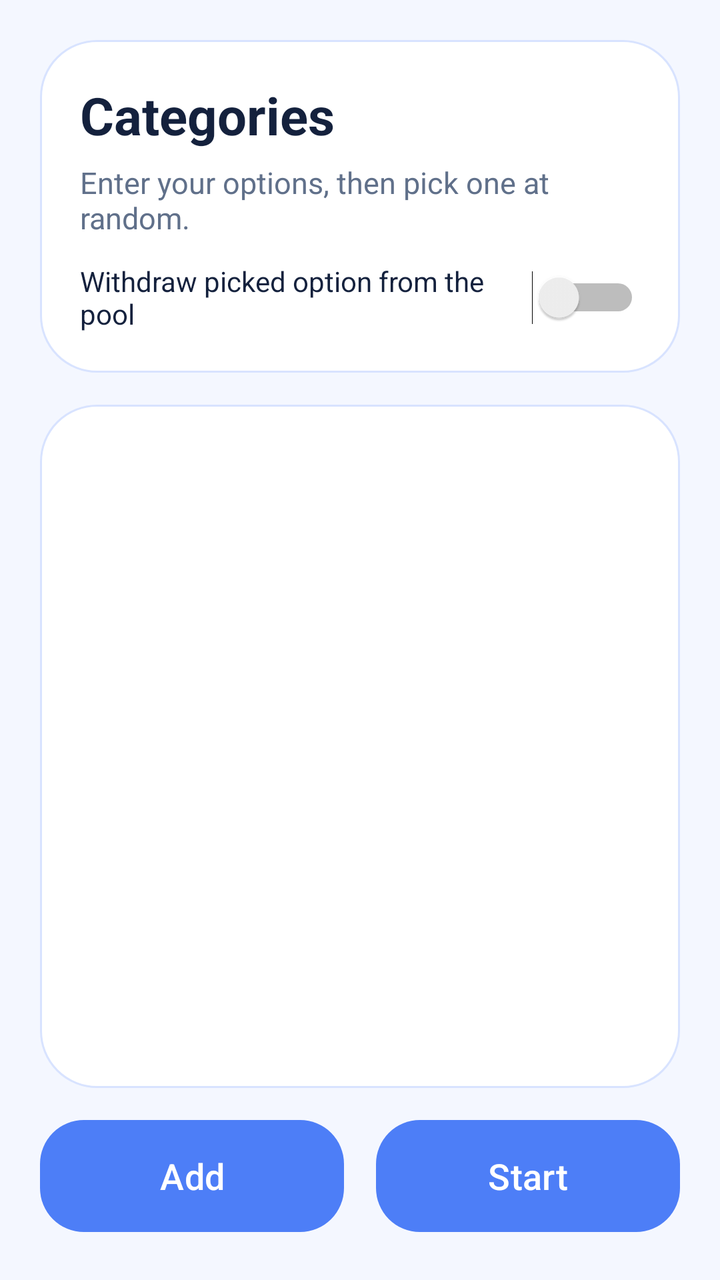
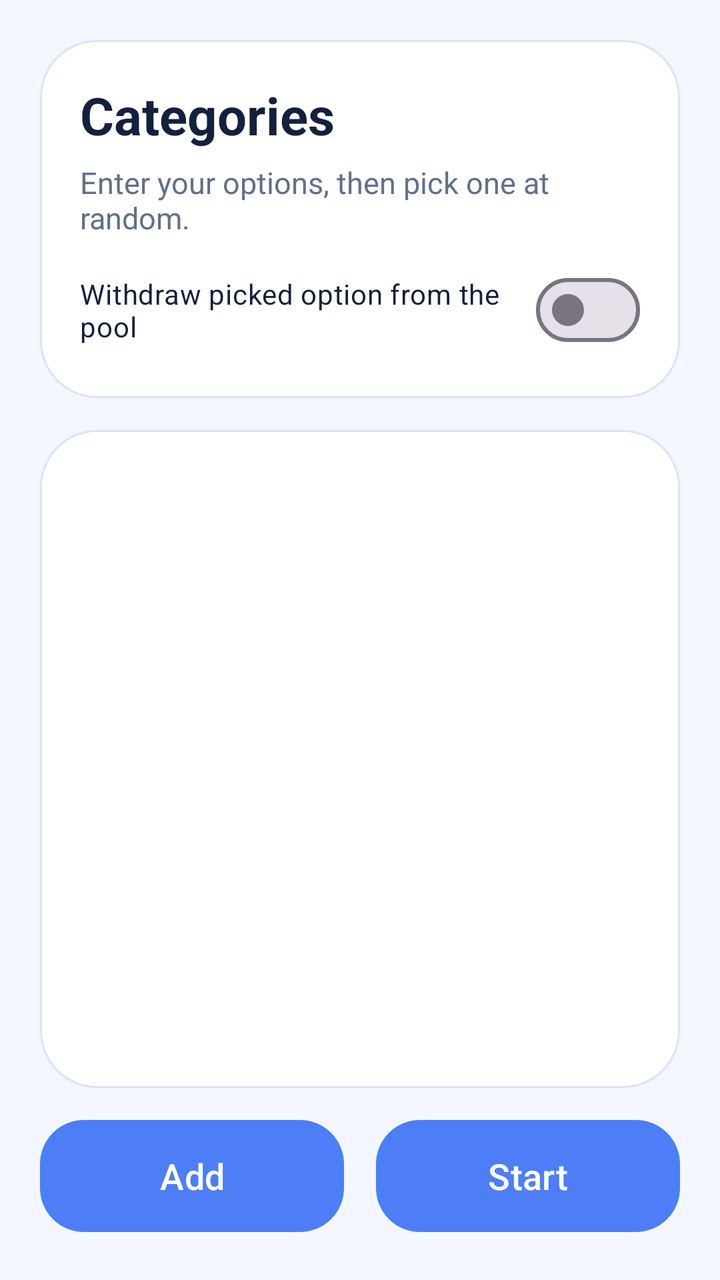

Before-and-after screenshots of an Android layout around one commit, followed by the original layout XML and the change that was made.
<!-- AndroidManifest.xml: application theme Theme.Randomizer -->
<!-- res/layout/activity_categories_setup.xml -->
<?xml version="1.0" encoding="utf-8"?>
<androidx.constraintlayout.widget.ConstraintLayout xmlns:android="http://schemas.android.com/apk/res/android"
    xmlns:app="http://schemas.android.com/apk/res-auto"
    xmlns:tools="http://schemas.android.com/tools"
    android:layout_width="match_parent"
    android:layout_height="match_parent"
    android:background="@color/screen_background"
    tools:context=".CategoriesSetupActivity">

    <LinearLayout
        android:id="@+id/header_card"
        android:layout_width="0dp"
        android:layout_height="wrap_content"
        android:layout_marginStart="20dp"
        android:layout_marginTop="20dp"
        android:layout_marginEnd="20dp"
        android:background="@drawable/panel_background"
        android:orientation="vertical"
        android:padding="20dp"
        app:layout_constraintEnd_toEndOf="parent"
        app:layout_constraintStart_toStartOf="parent"
        app:layout_constraintTop_toTopOf="parent">

        <TextView
            android:id="@+id/textView2"
            android:layout_width="wrap_content"
            android:layout_height="wrap_content"
            android:text="Categories"
            android:textColor="@color/text_primary"
            android:textSize="26sp"
            android:textStyle="bold" />

        <TextView
            android:layout_width="wrap_content"
            android:layout_height="wrap_content"
            android:layout_marginTop="6dp"
            android:text="Enter your options, then pick one at random."
            android:textColor="@color/text_secondary"
            android:textSize="15sp" />

        <Switch
            android:id="@+id/withdraw_switch"
            android:layout_width="wrap_content"
            android:layout_height="wrap_content"
            android:layout_marginTop="12dp"
            android:text="Withdraw picked option from the pool"
            android:textColor="@color/text_primary" />
    </LinearLayout>

    <ScrollView
        android:id="@+id/categoriesScrollView"
        android:layout_width="0dp"
        android:layout_height="0dp"
        android:layout_marginStart="20dp"
        android:layout_marginTop="16dp"
        android:layout_marginEnd="20dp"
        android:layout_marginBottom="16dp"
        android:background="@drawable/panel_background"
        android:fillViewport="true"
        app:layout_constraintBottom_toTopOf="@+id/footer_actions"
        app:layout_constraintEnd_toEndOf="parent"
        app:layout_constraintStart_toStartOf="parent"
        app:layout_constraintTop_toBottomOf="@+id/header_card">

        <LinearLayout
            android:id="@+id/element_list_layout"
            android:layout_width="match_parent"
            android:layout_height="wrap_content"
            android:orientation="vertical"
            android:padding="20dp" />
    </ScrollView>

    <LinearLayout
        android:id="@+id/footer_actions"
        android:layout_width="0dp"
        android:layout_height="wrap_content"
        android:layout_marginStart="20dp"
        android:layout_marginEnd="20dp"
        android:layout_marginBottom="24dp"
        android:gravity="center"
        android:orientation="horizontal"
        app:layout_constraintBottom_toBottomOf="parent"
        app:layout_constraintEnd_toEndOf="parent"
        app:layout_constraintStart_toStartOf="parent">

        <Button
            android:id="@+id/add_button"
            android:layout_width="0dp"
            android:layout_height="56dp"
            android:layout_marginEnd="8dp"
            android:layout_weight="1"
            android:background="@drawable/button_selector"
            android:text="Add"
            android:textAllCaps="false"
            android:textColor="@color/button_text"
            android:textSize="18sp" />

        <Button
            android:id="@+id/start_button"
            android:layout_width="0dp"
            android:layout_height="56dp"
            android:layout_marginStart="8dp"
            android:layout_weight="1"
            android:background="@drawable/button_selector"
            android:text="Start"
            android:textAllCaps="false"
            android:textColor="@color/button_text"
            android:textSize="18sp" />
    </LinearLayout>

</androidx.constraintlayout.widget.ConstraintLayout>
<!-- resources referenced by this layout -->
<resources>
  <color name="button_text">#FFFFFFFF</color>
  <color name="screen_background">#F4F7FF</color>
  <color name="text_primary">#FF14213D</color>
  <color name="text_secondary">#FF60708A</color>
  <!-- drawable button_selector (drawable) -->
  <?xml version="1.0" encoding="utf-8"?>
  <selector xmlns:android="http://schemas.android.com/apk/res/android">
      <item android:drawable="@drawable/button_background_pressed" android:state_pressed="true" /> 
      <item android:drawable="@drawable/button_background_disabled" android:state_enabled="false" /> 
      <item android:drawable="@drawable/button_background_normal" /> 
  </selector>
  <!-- drawable panel_background (drawable) -->
  <?xml version="1.0" encoding="utf-8"?>
  <shape xmlns:android="http://schemas.android.com/apk/res/android">
      <solid android:color="@color/surface_background" />
      <stroke android:width="1dp" android:color="@color/surface_stroke" />
      <corners android:radius="28dp" />
  </shape>
  <style name="Theme.Randomizer" parent="Theme.Material3.DayNight.NoActionBar">
          <item name="colorPrimary">@color/accent</item>
          <item name="colorSecondary">@color/accent</item>
          <item name="android:statusBarColor">@android:color/transparent</item>
          <item name="android:navigationBarColor">@color/screen_background</item>
          <item name="android:windowBackground">@color/screen_background</item>
          <item name="android:windowLightStatusBar" tools:targetApi="23">@bool/light_system_bars</item>
          <item name="android:windowLightNavigationBar" tools:targetApi="27">@bool/light_system_bars</item>
          <item name="android:windowAnimationStyle">@style/Animation.Randomizer.Slide</item>
      </style>
  <!-- drawable button_background_pressed (drawable) -->
  <?xml version="1.0" encoding="utf-8"?>
  <shape xmlns:android="http://schemas.android.com/apk/res/android">
      <solid android:color="@color/accent_pressed" />
      <corners android:radius="22dp" />
  </shape>
  <!-- drawable button_background_disabled (drawable) -->
  <?xml version="1.0" encoding="utf-8"?>
  <shape xmlns:android="http://schemas.android.com/apk/res/android">
      <solid android:color="@color/accent_disabled" />
      <corners android:radius="22dp" />
  </shape>
  <!-- drawable button_background_normal (drawable) -->
  <?xml version="1.0" encoding="utf-8"?>
  <shape xmlns:android="http://schemas.android.com/apk/res/android">
      <solid android:color="@color/accent" />
      <corners android:radius="22dp" />
  </shape>
  <color name="surface_background">#FFFFFFFF</color>
  <color name="surface_stroke">#D8E3FF</color>
  <color name="accent">#4D7EF7</color>
  <style name="Animation.Randomizer.Slide" parent="@android:style/Animation.Activity">
          <item name="android:activityOpenEnterAnimation">@anim/slide_in_right</item>
          <item name="android:activityOpenExitAnimation">@anim/slide_out_left</item>
          <item name="android:activityCloseEnterAnimation">@anim/slide_in_left</item>
          <item name="android:activityCloseExitAnimation">@anim/slide_out_right</item>
      </style>
  <color name="accent_pressed">#3D68D7</color>
  <color name="accent_disabled">#A8BEF6</color>
</resources>

<!-- the commit's change to res/layout/activity_categories_setup.xml (unified diff, before → after) -->
@@ -38,7 +38,7 @@
             android:textColor="@color/text_secondary"
             android:textSize="15sp" />
 
-        <Switch
+        <com.google.android.material.materialswitch.MaterialSwitch
             android:id="@+id/withdraw_switch"
             android:layout_width="wrap_content"
             android:layout_height="wrap_content"
